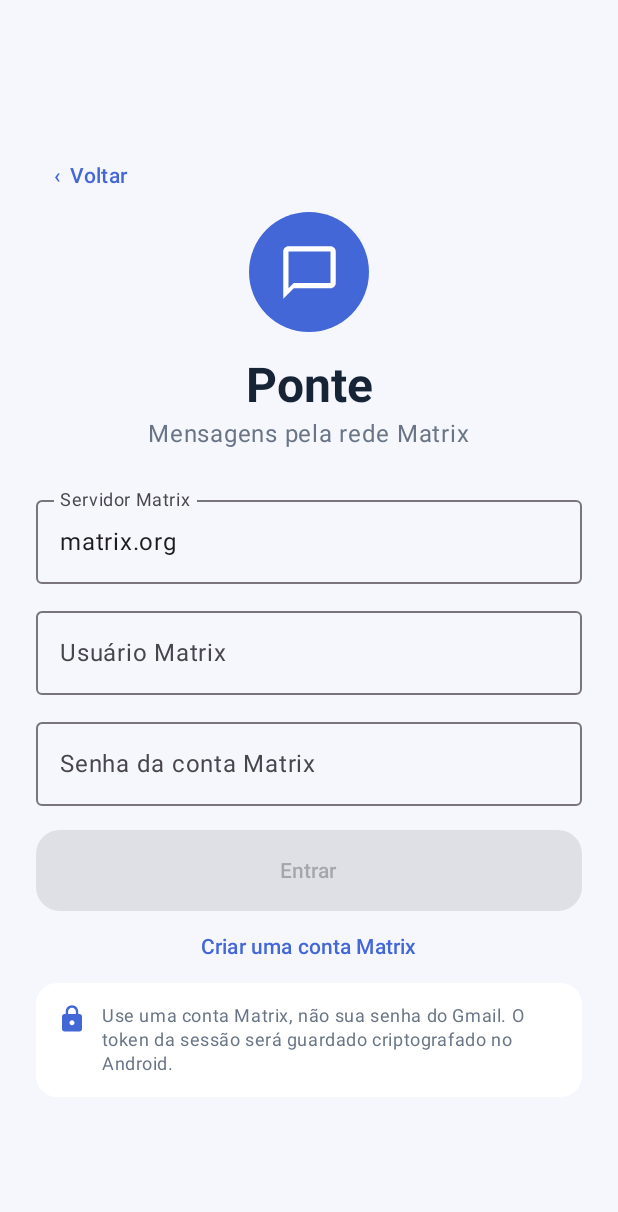
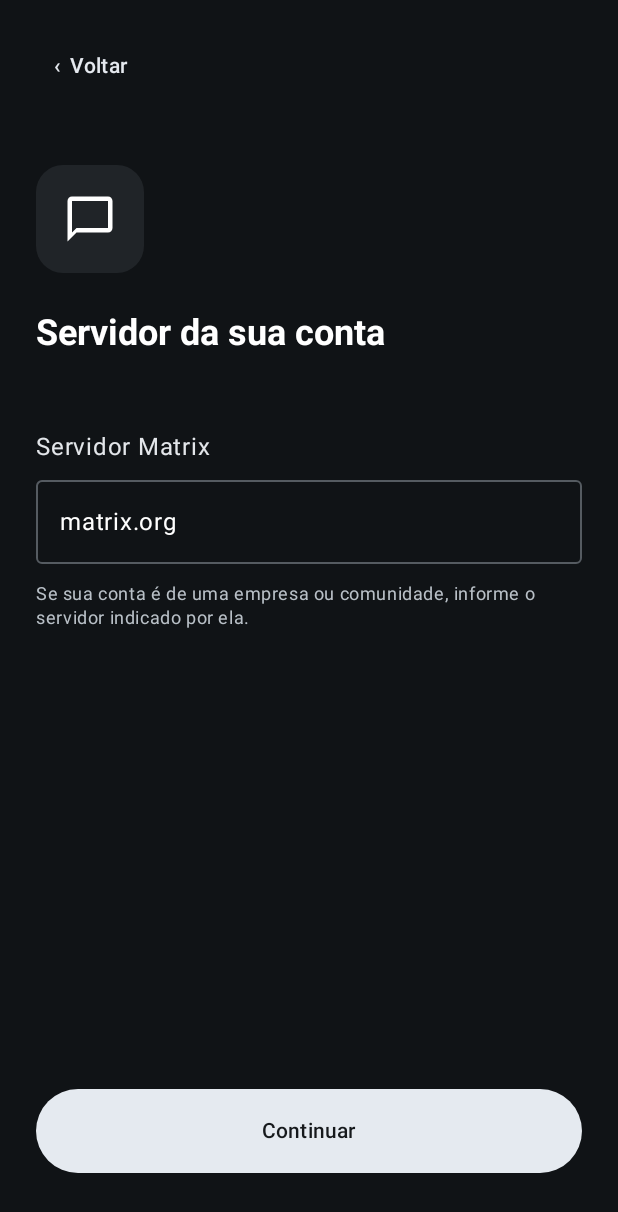
Before and after one commit to contactokakashigamesofc24-dotcom/Ponte, an Android app built with Jetpack Compose: the screen it shows after launch (MainActivity), after a tap on "Entrar manualmente", on a phone screen of 412 x 824 dp. Shown: the top 1212 px of the screen. Run offline under Robolectric (Android 15) with nearby library versions, the phone set to English and light mode, and no system bars; libraries missing offline, so code that uses them is left out: org.matrix.rustcomponents; 1 statement that could not run was skipped.

Commit message:
Add Matrix provider selection before Ponte login

```diff
--- a/android/app/build.gradle.kts
+++ b/android/app/build.gradle.kts
@@ -12,8 +12,8 @@ android {
         applicationId = "com.luizfernando.ponte"
         minSdk = 24
         targetSdk = 35
-        versionCode = 3
-        versionName = "0.2.1"
+        versionCode = 4
+        versionName = "0.2.2"
     }
 
     buildFeatures {
--- a/android/app/src/main/java/com/luizfernando/ponte/MainActivity.kt
+++ b/android/app/src/main/java/com/luizfernando/ponte/MainActivity.kt
@@ -94,7 +94,9 @@ private fun PonteApp(repository: MatrixRepository, onOpenRegistration: () -> Uni
     var pageLoading by remember { mutableStateOf(true) }
     var error by remember { mutableStateOf<String?>(null) }
     var activeRoom by remember { mutableStateOf<PonteRoom?>(null) }
+    var showProvider by remember { mutableStateOf(false) }
     var showLogin by remember { mutableStateOf(false) }
+    var accountProvider by remember { mutableStateOf("matrix.org") }
     val rooms = remember { mutableStateListOf<PonteRoom>() }
     val messages = remember { mutableStateListOf<PonteMessage>() }
     var subscription by remember { mutableStateOf<MessageSubscription?>(null) }
@@ -206,6 +208,7 @@ private fun PonteApp(repository: MatrixRepository, onOpenRegistration: () -> Uni
             }
         )
         else -> if (showLogin) LoginScreen(
+            server = accountProvider,
             error = error,
             onClearError = { error = null },
             onLogin = { server, user, password ->
@@ -222,9 +225,14 @@ private fun PonteApp(repository: MatrixRepository, onOpenRegistration: () -> Uni
                 }
             },
             onRegister = onOpenRegistration,
-            onBack = { showLogin = false }
+            onBack = { showLogin = false; showProvider = true }
+        ) else if (showProvider) ProviderScreen(
+            server = accountProvider,
+            onServerChange = { accountProvider = it },
+            onContinue = { showProvider = false; showLogin = true },
+            onBack = { showProvider = false }
         ) else WelcomeScreen(
-            onManualLogin = { showLogin = true },
+            onManualLogin = { showProvider = true },
             onCreateAccount = onOpenRegistration
         )
     }
@@ -275,14 +283,69 @@ private fun WelcomeScreen(onManualLogin: () -> Unit, onCreateAccount: () -> Unit
 }
 
 @Composable
+private fun ProviderScreen(
+    server: String,
+    onServerChange: (String) -> Unit,
+    onContinue: () -> Unit,
+    onBack: () -> Unit
+) {
+    Column(
+        modifier = Modifier.fillMaxSize().background(Color(0xFF101316)).padding(horizontal = 24.dp, vertical = 20.dp),
+        horizontalAlignment = Alignment.Start
+    ) {
+        TextButton(onClick = onBack) { Text("‹  Voltar", color = Color(0xFFE5E9EF)) }
+        Spacer(Modifier.height(42.dp))
+        Box(Modifier.size(72.dp).background(Color(0xFF202428), RoundedCornerShape(18.dp)), contentAlignment = Alignment.Center) {
+            Icon(Icons.Filled.ChatBubbleOutline, null, tint = Color.White, modifier = Modifier.size(36.dp))
+        }
+        Spacer(Modifier.height(24.dp))
+        Text("Servidor da sua conta", color = Color.White, style = MaterialTheme.typography.headlineSmall, fontWeight = FontWeight.Bold)
+        Spacer(Modifier.height(48.dp))
+        Text("Servidor Matrix", color = Color(0xFFE3E6EA), style = MaterialTheme.typography.bodyLarge)
+        Spacer(Modifier.height(10.dp))
+        OutlinedTextField(
+            value = server,
+            onValueChange = onServerChange,
+            modifier = Modifier.fillMaxWidth(),
+            placeholder = { Text("matrix.org") },
+            singleLine = true,
+            shape = RoundedCornerShape(4.dp),
+            colors = androidx.compose.material3.OutlinedTextFieldDefaults.colors(
+                focusedTextColor = Color.White,
+                unfocusedTextColor = Color.White,
+                focusedBorderColor = Color(0xFFB7C4D2),
+                unfocusedBorderColor = Color(0xFF555B61),
+                cursorColor = Color.White,
+                focusedPlaceholderColor = Color(0xFFAAAAAA),
+                unfocusedPlaceholderColor = Color(0xFFAAAAAA)
+            )
+        )
+        Spacer(Modifier.height(12.dp))
+        Text(
+            "Se sua conta é de uma empresa ou comunidade, informe o servidor indicado por ela.",
+            color = Color(0xFFB9C0C7), style = MaterialTheme.typography.bodySmall
+        )
+        Spacer(Modifier.weight(1f))
+        Button(
+            onClick = onContinue,
+            enabled = server.isNotBlank(),
+            modifier = Modifier.fillMaxWidth().height(56.dp),
+            shape = RoundedCornerShape(30.dp),
+            colors = ButtonDefaults.buttonColors(containerColor = Color(0xFFE5EAF0), contentColor = Color(0xFF16191C))
+        ) { Text("Continuar", fontWeight = FontWeight.SemiBold) }
+        Spacer(Modifier.height(22.dp))
+    }
+}
+
+@Composable
 private fun LoginScreen(
+    server: String,
     error: String?,
     onClearError: () -> Unit,
     onLogin: (String, String, String) -> Unit,
     onRegister: () -> Unit,
     onBack: () -> Unit
 ) {
-    var server by remember { mutableStateOf("matrix.org") }
     var user by remember { mutableStateOf("") }
     var password by remember { mutableStateOf("") }
     Column(
@@ -300,15 +363,8 @@ private fun LoginScreen(
         Text("Ponte", style = MaterialTheme.typography.headlineLarge, fontWeight = FontWeight.Bold, color = Ink)
         Text("Mensagens pela rede Matrix", color = Muted)
         Spacer(Modifier.height(24.dp))
-        OutlinedTextField(
-            value = server,
-            onValueChange = { server = it; onClearError() },
-            modifier = Modifier.fillMaxWidth(),
-            label = { Text("Servidor Matrix") },
-            placeholder = { Text("matrix.org") },
-            singleLine = true
-        )
-        Spacer(Modifier.height(10.dp))
+        Text("Servidor: $server", color = Muted, style = MaterialTheme.typography.bodySmall)
+        Spacer(Modifier.height(24.dp))
         OutlinedTextField(
             value = user,
             onValueChange = { user = it; onClearError() },
@@ -334,7 +390,7 @@ private fun LoginScreen(
         Spacer(Modifier.height(16.dp))
         Button(
             onClick = { onLogin(server, user, password) },
-            enabled = server.isNotBlank() && user.isNotBlank() && password.isNotBlank(),
+            enabled = user.isNotBlank() && password.isNotBlank(),
             modifier = Modifier.fillMaxWidth().height(54.dp),
             shape = RoundedCornerShape(16.dp),
             colors = ButtonDefaults.buttonColors(containerColor = Blue)
```
Also changed, not shown: 2 other files.
